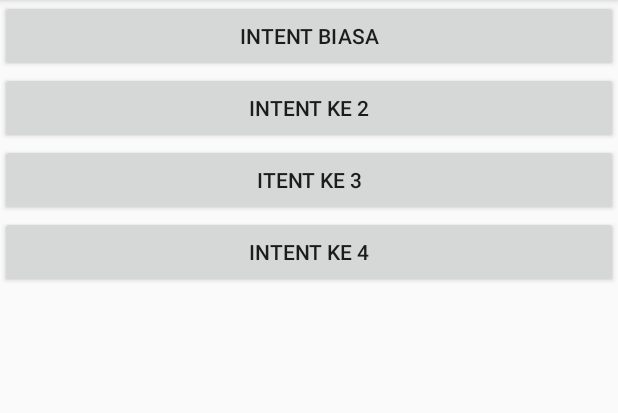
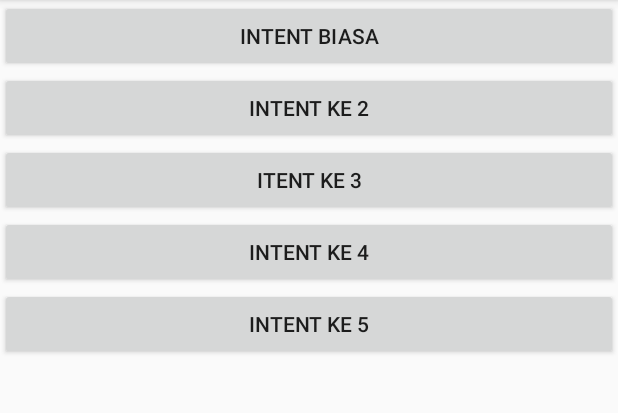
Before and after one commit to Haritsdev0981/Belajar_Inten, an Android app: the screen it shows after launch (MainActivity), on a phone screen of 412 x 824 dp, the part 84-497 px from its top. Run offline under Robolectric (Android 15) with nearby library versions, the phone set to English and light mode, and no system bars.

Commit message:
Update activity_main.xml

```diff
--- a/app/src/main/res/layout/activity_main.xml
+++ b/app/src/main/res/layout/activity_main.xml
@@ -31,6 +31,12 @@
         android:layout_height="wrap_content"
         android:text="Intent ke 4"/>
 
+    <Button
+        android:id="@+id/btn_inten5"
+        android:layout_width="match_parent"
+        android:layout_height="wrap_content"
+        android:text="Intent ke 5"/>
+
 
 
 
```
